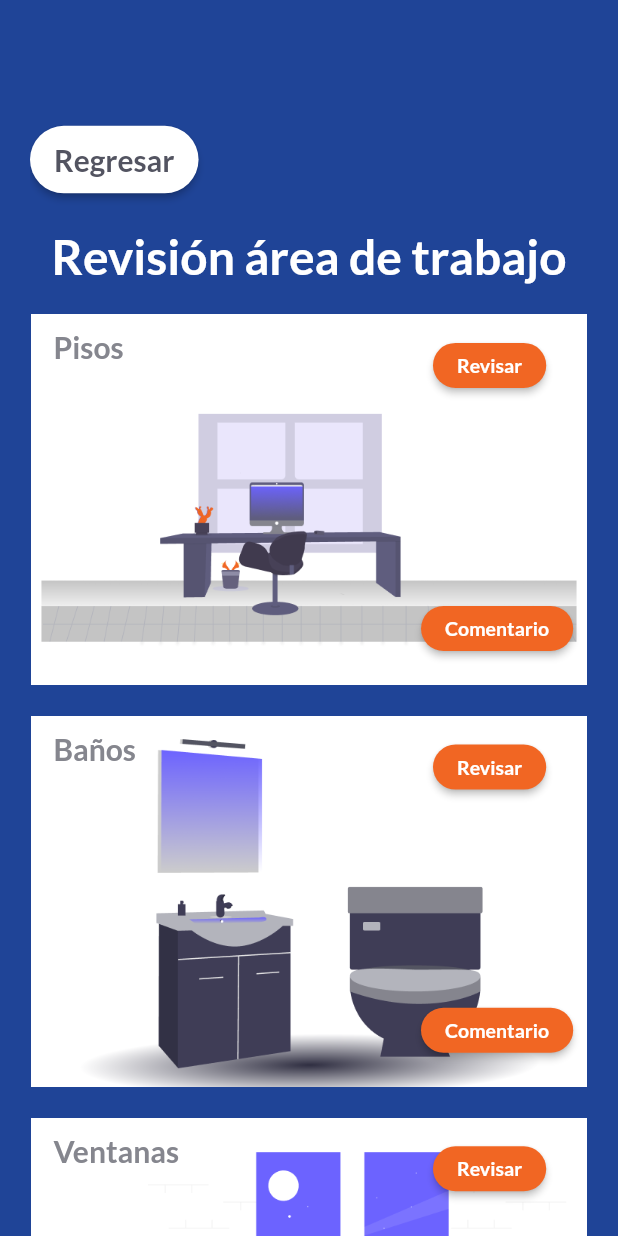
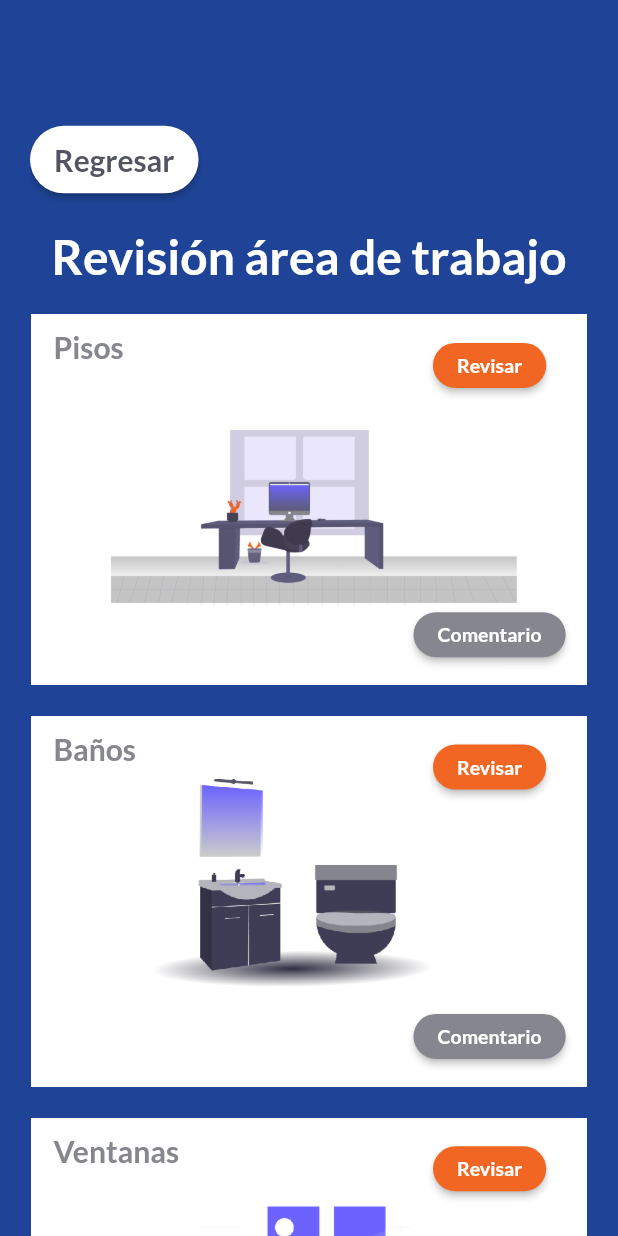
Before and after one commit to twowheelstogo/Supervicion_personal-app, a Flutter app: the Cartas widget shown alone on an empty page, opened directly with empty values, after a tap on "Revisar Area", on a phone screen of 412 x 824 dp. Run offline on Flutter 3.47's test engine with Material 2 defaults, Android fonts, the phone set to English and light mode, and no system bars; our stand-ins replace cached_network_image, getwidget, hexcolor, location, modal_progress_hud, shared_preferences; accounts and stored records are empty; network calls fail.

Commit message:
area de trabajo

```diff
--- a/lib/Components/LogIn/Index.dart
+++ b/lib/Components/LogIn/Index.dart
@@ -78,7 +78,7 @@ class LoginPageState_ extends State<LoginPage> {
         child: Column(
           children: [
             Image.asset("assets/images/FondoInicio.png",
-                fit: BoxFit.fill, width: double.infinity, height: 350),
+                fit: BoxFit.fill, width: double.infinity, height: 380),
             SizedBox(
               height: 20,
             ),
--- a/lib/Components/MainPage/Cartas.dart
+++ b/lib/Components/MainPage/Cartas.dart
@@ -190,7 +190,7 @@ class Cartas extends StatelessWidget {
                 Padding(
                     padding: EdgeInsets.only(left: 13.0, right: 0.0),
                     child: ButtonTheme(
-                      minWidth: MediaQuery.of(context).size.width * 0.05,
+                      minWidth: MediaQuery.of(context).size.width * 0.03,
                       height: 45.0,
                       child: RaisedButton(
                         textColor: HexColor('#FFFFFF'),
@@ -198,7 +198,7 @@ class Cartas extends StatelessWidget {
                         child: Text(
                           "Revisar Uniforme",
                           style: TextStyle(
-                            fontSize: 20,
+                            fontSize: MediaQuery.of(context).size.width * 0.05,
                             fontFamily: 'Lato',
                             color: HexColor("#FFFFFF"),
                             fontWeight: FontWeight.w400,
@@ -221,7 +221,7 @@ class Cartas extends StatelessWidget {
                         child: Text(
                           "Revisar Area",
                           style: TextStyle(
-                            fontSize: 20,
+                            fontSize: MediaQuery.of(context).size.width * 0.05,
                             fontFamily: 'Lato',
                             color: HexColor("#FFFFFF"),
                             fontWeight: FontWeight.w400,
--- a/lib/Components/RevisionArea/ModalComentario.dart
+++ b/lib/Components/RevisionArea/ModalComentario.dart
@@ -151,7 +151,7 @@ class ModalComentario_ extends State<ModalComentario> {
           height: 30,
           child: RaisedButton(
             textColor: HexColor('#FFFFFF'),
-            color: HexColor("#F16623"),
+            color: HexColor("#85868E"),
             child: Text(
               "Comentario",
               style: TextStyle(
--- a/lib/Components/RevisionArea/index.dart
+++ b/lib/Components/RevisionArea/index.dart
@@ -113,7 +113,10 @@ class RevisionArea extends StatelessWidget {
             width: MediaQuery.of(context).size.width * 0.90,
             height: MediaQuery.of(context).size.width * 0.6,
             decoration: BoxDecoration(
-              image: DecorationImage(image: AssetImage(url), fit: BoxFit.cover),
+              image: DecorationImage(
+                image: AssetImage(url),
+                fit: BoxFit.cover,
+              ),
             ),
             child: Container(
               child: Inicio(Tipo, context),
@@ -149,8 +152,8 @@ class RevisionArea extends StatelessWidget {
           ),
         ),
         Positioned(
-          top: MediaQuery.of(context).size.width * 0.45,
-          right: 0,
+          top: MediaQuery.of(context).size.width * 0.46,
+          right: 5,
           child: Container(
             width: 120.0,
             height: 100.0,
--- a/lib/Components/RevisionUniforme/Hombre.dart
+++ b/lib/Components/RevisionUniforme/Hombre.dart
@@ -113,7 +113,7 @@ class RevisionUniformeHombre extends StatelessWidget {
                   'Cabello',
                   0,
                   MediaQuery.of(context).size.width * 0.45,
-                  MediaQuery.of(context).size.width * 0.15,
+                  MediaQuery.of(context).size.width * 0.09,
                   0,
                   '#ffffff',
                   this.ID_EMPLEADO,
--- a/lib/Components/RevisionUniforme/Mujer.dart
+++ b/lib/Components/RevisionUniforme/Mujer.dart
@@ -124,7 +124,7 @@ class RevisionUniformeMujer extends StatelessWidget {
                   'Cabello',
                   MediaQuery.of(context).size.width * 0.53,
                   0,
-                  MediaQuery.of(context).size.width * 0.05,
+                  MediaQuery.of(context).size.width * 0.01,
                   0,
                   '#ffffff',
                   this.ID_EMPLEADO,
--- a/lib/main.dart
+++ b/lib/main.dart
@@ -1,6 +1,6 @@
 import 'package:control_empleados/Components/Config/routes.dart';
 import 'package:flutter/material.dart';
-import 'Components/LogIn/Index.dart';
+import 'package:control_empleados/Components/LogIn/Index.dart';
 import 'package:control_empleados/Components/MainPage/Index.dart';
 import 'package:shared_preferences/shared_preferences.dart';
 
```
Also changed, not shown: lib/Components/MainPage/Presentacion.dart (+12 -19 lines), assets/images/AreaTrabajo/baños.png, assets/images/AreaTrabajo/muebles.png, assets/images/AreaTrabajo/piso.png, assets/images/AreaTrabajo/ventanas.png, assets/images/FondoInicio.png, 20 other files.
